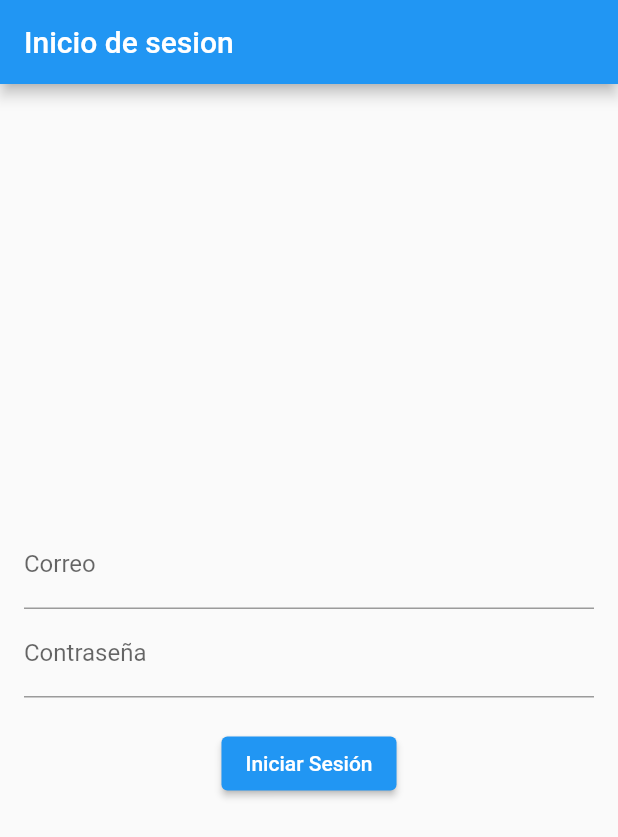
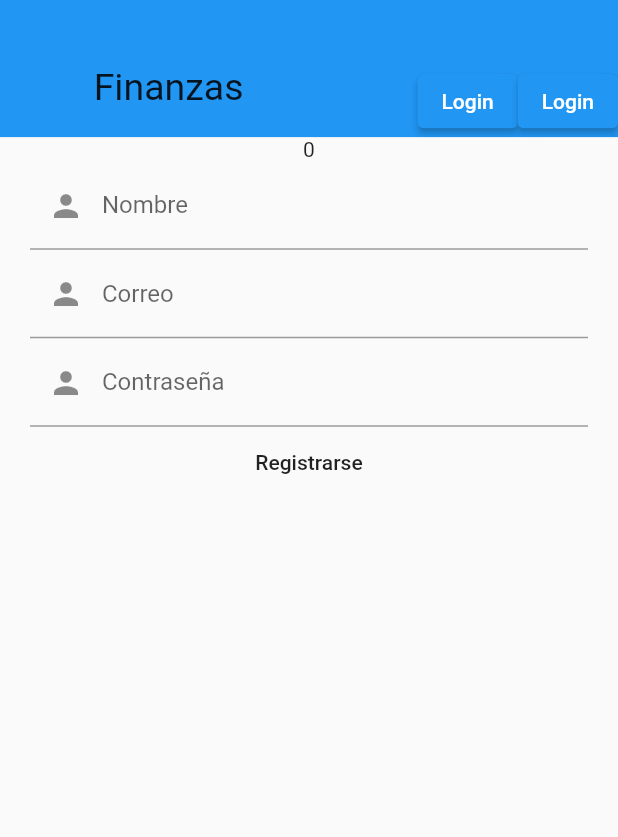
Before and after one commit to Cubilla-Dev/finanzas_blog, a Flutter app: the screen it shows after launch, on a phone screen of 412 x 824 dp. Shown: the top 837 px of the screen. Run offline on Flutter 3.47's test engine with Material 2 defaults, Android fonts, the phone set to English and light mode, and no system bars; our stand-ins replace flutter_dotenv, gap, go_router, shared_preferences.

Commit message:
Creacion de registo

```diff
--- a/lib/main.dart
+++ b/lib/main.dart
@@ -1,19 +1,33 @@
+// import 'dart:io';
+
 import 'package:flutter/material.dart';
+import 'package:flutter_app_1/src/pages/navegacion.dart';
+import 'package:flutter_app_1/src/provider/counter.dart';
 import 'package:go_router/go_router.dart';
 
 import 'package:flutter_app_1/src/pages/Home.dart';
 import 'package:flutter_app_1/src/pages/Login.dart';
 import 'package:flutter_app_1/src/pages/Blog.dart';
-//el theme del proyecto
-import 'package:flutter_app_1/src/widget/widgets.dart';
+import 'package:flutter_app_1/src/pages/tabBar.dart';
+import 'package:flutter_dotenv/flutter_dotenv.dart'; //el theme del proyecto
+// import 'package:flutter_app_1/src/widget/widgets.dart';
+import 'package:flutter_app_1/src/pages/Registro.dart';
+import 'package:provider/provider.dart';
 
-void main() => runApp(const MiApp());
+void main() async {
+  await dotenv.load();
+  //es para llamar el provider y para asi que este globalmente
+  runApp(ChangeNotifierProvider(
+    create: (_) => CounterProvider(),
+    child: const MiApp(),
+  ));
+}
 
 final GoRouter _router = GoRouter(routes: <RouteBase>[
   GoRoute(
       path: '/',
       builder: (BuildContext context, GoRouterState state) {
-        return LoginScreen();
+        return const Registro();
       }),
   GoRoute(
       path: '/home',
@@ -21,28 +35,68 @@ final GoRouter _router = GoRouter(routes: <RouteBase>[
         return Home();
       }),
   GoRoute(
+      path: '/login',
+      builder: (BuildContext context, GoRouterState state) {
+        return LoginScreen();
+      }),
+  //para pasarlo un parametro
+  GoRoute(
       path: '/blog/:id',
       name: 'blog',
       builder: (context, state) => Blog(id: state.pathParameters['id']))
 ]);
 
-class MiApp extends StatelessWidget {
+class MiApp extends StatefulWidget {
   const MiApp({super.key});
 
   @override
+  State<MiApp> createState() => _MiAppState();
+}
+
+class _MiAppState extends State<MiApp> {
+  @override
   Widget build(BuildContext context) {
-    return MaterialApp.router(
-      routerConfig: _router,
-    );
-    // home: cuerpo(context),
+    return MaterialApp(
+        debugShowCheckedModeBanner: false,
+        home: Scaffold(
+          body: Column(
+            children: [
+              const navegacion(),
+              Expanded(
+                child: MaterialApp.router(
+                  routerConfig: _router,
+                ),
+              )
+            ],
+          ),
+        ));
   }
 }
-// (
-//       title: 'Flutter Demo',
-//       theme: AppTheme.theme,
-//       initialRoute: '/home',
-//       routes: {
-//         '/blog': (context) => const Blog(),
-//         '/': (context) => LoginScreen(),
-//         '/home': (context) => const Home(),
-//       },
+
+
+
+
+
+
+  // final List<Widget> _pages = <Widget>[
+  //   LoginScreen(),
+  //   const Registro(),
+  //   const Home(),
+  // ];
+
+
+
+// body: Scaffold(
+//         appBar: AppBar(
+//           title: Text('Mi App'),
+//         ),
+//         body: _pages[0], // Cambia el índice según la página que desees mostrar
+//         bottomNavigationBar: BottomNavigationBar(
+//           items: const [
+//             BottomNavigationBarItem(icon: Icon(Icons.business), label: 'Login'),
+//             BottomNavigationBarItem(
+//                 icon: Icon(Icons.business), label: 'Registro'),
+//             BottomNavigationBarItem(icon: Icon(Icons.business), label: 'Blog')
+//           ],
+//         ),
+//       ),
--- a/lib/src/pages/Home.dart
+++ b/lib/src/pages/Home.dart
@@ -3,6 +3,7 @@ import 'package:go_router/go_router.dart';
 import 'package:http/http.dart' as http;
 import 'dart:convert';
 import 'package:shared_preferences/shared_preferences.dart';
+import 'package:flutter_dotenv/flutter_dotenv.dart';
 
 class Home extends StatelessWidget {
   const Home({super.key});
@@ -10,7 +11,7 @@ class Home extends StatelessWidget {
   @override
   Widget build(BuildContext context) {
     return MaterialApp(
-      home: const MyHomePage(),
+      home: MyHomePage(),
     );
   }
 }
@@ -23,11 +24,7 @@ class MyHomePage extends StatefulWidget {
 }
 
 class _MyHomePageState extends State<MyHomePage> {
-  String title = '';
-  String body = '';
   List<MyData> data = [];
-  // MyHomePage({required this.data});
-  // final List<Map<String, dynamic>> jsonData = [];
 
 //obtenemos el token que esta guardado adentro de celular
   Future<String?> obtenToken() async {
@@ -40,7 +37,7 @@ class _MyHomePageState extends State<MyHomePage> {
   //hacemos la peticion al back
   Future<void> fetchData() async {
     final response =
-        await http.get(Uri.http('192.168.0.11:3000', '/smallblog'));
+        await http.get(Uri.http('${dotenv.get('IP_BACK')}', '/smallblog'));
 
     if (response.statusCode == 200) {
       final List<dynamic> responseData = json.decode(response.body);
@@ -65,15 +62,12 @@ class _MyHomePageState extends State<MyHomePage> {
     //para obtener el width de la pantalla
     double screenWidth = MediaQuery.of(context).size.width;
     double screenHeight = MediaQuery.of(context).size.height;
-    // void llamada() {
-    //   context.go('/blog');
-    // }
 
     return MaterialApp(
       home: Scaffold(
-        appBar: AppBar(
-          title: Text('Ejemplo de Tarjeta '),
-        ),
+        // appBar: AppBar(
+        //   title: Text('Ejemplo de Tarjeta '),
+        // ),
         body: Container(
           width: screenWidth,
           height: screenHeight,
@@ -83,9 +77,9 @@ class _MyHomePageState extends State<MyHomePage> {
               itemBuilder: (BuildContext context, index) {
                 return GestureDetector(
                   onTap: () {
-                    // Navigator.of(context)
-                    //     .pushNamedAndRemoveUntil('/blog', (route) => false);
-                    context.goNamed('blog', pathParameters: {'id': '10'});
+                    //forma de pasar parametros
+                    final id = data[index].blog_id;
+                    context.goNamed('blog', pathParameters: {'id': '$id'});
                   },
                   child: Card(
                     child: ListTile(
@@ -106,13 +100,12 @@ class _MyHomePageState extends State<MyHomePage> {
 class MyData {
   final String title;
   final String body;
+  final int blog_id;
 
-  MyData({required this.title, required this.body});
+  MyData({required this.title, required this.body, required this.blog_id});
 
   factory MyData.fromJson(Map<String, dynamic> json) {
     return MyData(
-      title: json['title'],
-      body: json['body'],
-    );
+        title: json['title'], body: json['body'], blog_id: json['blog_id']);
   }
 }
--- /dev/null
+++ b/lib/src/pages/Registro.dart
@@ -0,0 +1,93 @@
+import 'package:flutter/material.dart';
+import 'package:flutter_app_1/src/provider/counter.dart';
+import 'package:provider/provider.dart';
+import '../util/http_funcion.dart';
+
+class Registro extends StatefulWidget {
+  const Registro({super.key});
+
+  @override
+  State<Registro> createState() => _RegistroState();
+}
+
+class _RegistroState extends State<Registro> {
+  TextEditingController nombreController = TextEditingController();
+  TextEditingController correoController = TextEditingController();
+  TextEditingController passController = TextEditingController();
+  //es una variable global
+  GlobalKey<FormState> formKey = GlobalKey<FormState>();
+
+  @override
+  Widget build(BuildContext context) {
+    return Scaffold(
+      body: Padding(
+        padding: const EdgeInsets.symmetric(horizontal: 20),
+        child: Form(
+            key: formKey,
+            child: Column(
+              children: [
+                //para llamar los get
+                Text(context.watch<CounterProvider>().counter.toString()),
+                TextFormField(
+                  controller: nombreController,
+                  keyboardType: TextInputType.text,
+                  decoration: InputDecoration(
+                      labelText: 'Nombre', prefixIcon: Icon(Icons.person)),
+                  validator: (String? value) {
+                    if (value == null || value.isEmpty) {
+                      return 'Campo requerido';
+                    }
+                  },
+                ),
+                TextFormField(
+                  controller: correoController,
+                  keyboardType: TextInputType.text,
+                  decoration: InputDecoration(
+                      labelText: 'Correo', prefixIcon: Icon(Icons.person)),
+                  validator: (String? value) {
+                    if (value == null || value.isEmpty) {
+                      return 'Campo requerido';
+                    }
+                  },
+                ),
+                TextFormField(
+                  controller: passController,
+                  keyboardType: TextInputType.text,
+                  decoration: InputDecoration(
+                      labelText: 'Contraseña', prefixIcon: Icon(Icons.person)),
+                  validator: (String? value) {
+                    if (value == null || value.isEmpty) {
+                      return 'Campo requerido';
+                    }
+                  },
+                ), // SwitchListTile.adaptive(value: false, onChanged: (bool? value) {}),
+                MaterialButton(
+                  onPressed: () {
+                    if (formKey.currentState!.validate()) {
+                      Map<String, dynamic> info = {
+                        'name': nombreController.text,
+                        'email': correoController.text,
+                        'password': passController.text
+                      };
+                    }
+                    void main() async {
+                      final apiUrl = '';
+                      try {
+                        final datos = await fetchData(apiUrl);
+                      } catch (error) {
+                        print('Hubo error en la peticion en registro');
+                      }
+                    }
+
+                    ;
+                    //para llamar funciones
+                    // context.read<CounterProvider>().increment();
+                  },
+                  child: Text('Registrarse'),
+                )
+              ],
+            )),
+      ),
+    );
+  }
+}
--- /dev/null
+++ b/lib/src/pages/navegacion.dart
@@ -0,0 +1,51 @@
+import 'package:flutter/material.dart';
+
+class navegacion extends StatelessWidget {
+  const navegacion({super.key});
+
+  @override
+  Widget build(BuildContext context) {
+    double screenWidth = MediaQuery.of(context).size.width;
+    double screenHeight = MediaQuery.of(context).size.height / 9;
+
+    return Column(children: [
+      Container(
+        color: Colors.blue,
+        height: screenHeight,
+        width: screenWidth,
+        child: Center(
+          child: Row(
+            children: [
+              const Expanded(
+                child: Align(
+                  alignment: Alignment(-0.3, 0.4),
+                  child: Text(
+                    'Finanzas',
+                    style: TextStyle(fontSize: 25),
+                  ),
+                ),
+              ),
+              Align(
+                alignment: Alignment(-0.3, 1),
+                child: Row(
+                  children: [
+                    ElevatedButton(onPressed: () {}, child: Text('Login')),
+                    ElevatedButton(onPressed: () {}, child: Text('Login'))
+                    // IconButton(
+                    //   onPressed: () {},
+                    //   icon: Icon(Icons.abc), // Icono del primer botón
+                    // ),
+                    // IconButton(
+                    //   onPressed: () {},
+                    //   icon: Icon(Icons.ac_unit), // Icono del segundo botón
+                    // ),
+                  ],
+                ),
+              ),
+            ],
+          ),
+        ),
+      ),
+    ]);
+  }
+}
--- /dev/null
+++ b/lib/src/provider/counter.dart
@@ -0,0 +1,12 @@
+import 'package:flutter/material.dart';
+
+class CounterProvider with ChangeNotifier {
+  int _count = 0;
+  int get counter => _count;
+
+  void increment() {
+    _count++;
+    //es lo que va a escuchar que cada vez cambia el count
+    notifyListeners();
+  }
+}
```
Also changed, not shown: lib/src/pages/Blog.dart (+5 -6 lines), lib/src/pages/tabBar.dart (added, +43 -0 lines), lib/src/util/http_funcion.dart (added, +19 -0 lines), pubspec.yaml (+9 -65 lines), pubspec.lock, 1 other file.
